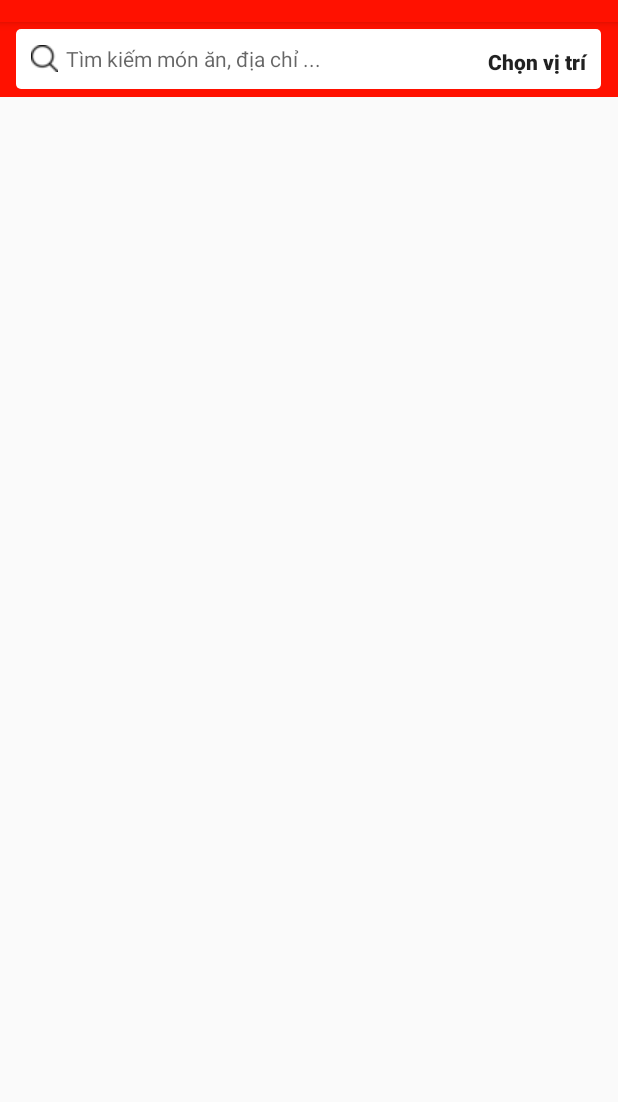
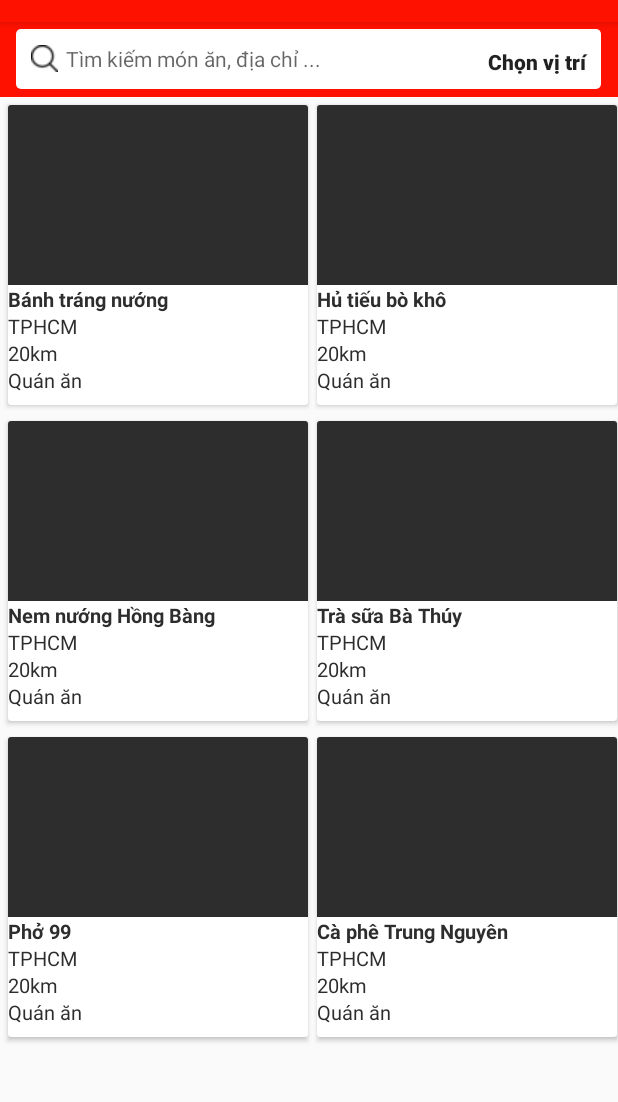
Before and after one commit to ngotam1899/Android-Group-Project, an Android app: the screen it shows after launch (MainActivity), on a phone screen of 412 x 824 dp, the part 62-1164 px from its top. Run offline under Robolectric (Android 15) with nearby library versions, the phone set to English and light mode, and no system bars.

Commit message:
Thêm sheet data

```diff
--- /dev/null
+++ b/Foody_07/app/src/main/java/hcmute/edu/vn/ngotam/sqliteimage/FoodApdater.java
@@ -0,0 +1,64 @@
+package hcmute.edu.vn.ngotam.sqliteimage;
+
+import android.content.Context;
+import android.graphics.Bitmap;
+import android.graphics.BitmapFactory;
+import android.view.LayoutInflater;
+import android.view.View;
+import android.view.ViewGroup;
+import android.widget.ImageView;
+import android.widget.TextView;
+
+import androidx.annotation.NonNull;
+import androidx.recyclerview.widget.RecyclerView;
+
+import java.util.List;
+
+public class FoodApdater extends RecyclerView.Adapter<FoodApdater.MyViewHolder> {
+    private Context context;
+    private List<Food> list;
+
+    public FoodApdater(Context context, List<Food> list) {
+        this.context = context;
+        this.list = list;
+    }
+
+    @NonNull
+    @Override
+    public MyViewHolder onCreateViewHolder(@NonNull ViewGroup parent, int viewType) {
+        View view;
+        LayoutInflater mInflater = LayoutInflater.from(context);
+        view = mInflater.inflate(R.layout.dong_do_vat_2, parent,false);
+        return new MyViewHolder(view);
+    }
+
+    @Override
+    public void onBindViewHolder(@NonNull MyViewHolder holder, int position) {
+        holder.txtName_2.setText((list.get(position).getTen()));
+        holder.txtAddress_2.setText((list.get(position).getDiaChi()));
+        holder.txtDistance_2.setText((list.get(position).getKhoangCach()));
+        holder.txtType_2.setText((list.get(position).getLoaiHinh()));
+        //chuyển byte[] sang chuổi bitmap
+        //byte[] hinhAnh=list.get(position).getHinh();
+        //Bitmap bitmap= BitmapFactory.decodeByteArray(hinhAnh,0,hinhAnh.length);
+        //holder.imageView.setImageBitmap(bitmap);
+    }
+
+    @Override
+    public int getItemCount() {
+        return list.size();
+    }
+
+    public class MyViewHolder extends RecyclerView.ViewHolder{
+        TextView txtName_2,txtAddress_2,txtDistance_2,txtType_2;
+        ImageView imageView;
+        public MyViewHolder(@NonNull View itemView) {
+            super(itemView);
+            txtName_2=(TextView)itemView.findViewById(R.id.txtName_2);
+            txtAddress_2=(TextView)itemView.findViewById(R.id.txtAddress_2);
+            txtDistance_2=(TextView)itemView.findViewById(R.id.txtDistance_2);
+            txtType_2=(TextView)itemView.findViewById(R.id.txtType_2);
+            imageView=(ImageView)itemView.findViewById(R.id.imgCustom_2);
+        }
+    }
+}
--- a/Foody_07/app/src/main/java/hcmute/edu/vn/ngotam/sqliteimage/MainActivity.java
+++ b/Foody_07/app/src/main/java/hcmute/edu/vn/ngotam/sqliteimage/MainActivity.java
@@ -1,6 +1,8 @@
 package hcmute.edu.vn.ngotam.sqliteimage;
 
 import androidx.appcompat.app.AppCompatActivity;
+import androidx.recyclerview.widget.GridLayoutManager;
+import androidx.recyclerview.widget.RecyclerView;
 
 import android.content.Intent;
 import android.database.Cursor;
@@ -11,12 +13,13 @@ import android.widget.ListView;
 import android.widget.TextView;
 
 import java.util.ArrayList;
+import java.util.List;
 
 public class MainActivity extends AppCompatActivity {
     Button btnCity;
     //Button btnThem;
     ListView listView;
-    ArrayList<Food> foodsList;
+    List<Food> foodsList;
     ThingAdapter adapter;
     public static Database database; //public static để class khác gọi đc
 
@@ -25,7 +28,18 @@ public class MainActivity extends AppCompatActivity {
         super.onCreate(savedInstanceState);
         setContentView(R.layout.activity_main);
         btnCity=(Button) findViewById(R.id.btnCity);
+        foodsList=new ArrayList<>();
+        foodsList.add(new Food(1,"Bánh tráng nướng","TPHCM","20km","Quán ăn",null));
+        foodsList.add(new Food(2,"Hủ tiếu bò khô","TPHCM","20km","Quán ăn",null));
+        foodsList.add(new Food(3,"Nem nướng Hồng Bàng","TPHCM","20km","Quán ăn",null));
+        foodsList.add(new Food(4,"Trà sữa Bà Thúy","TPHCM","20km","Quán ăn",null));
+        foodsList.add(new Food(5,"Phở 99","TPHCM","20km","Quán ăn",null));
+        foodsList.add(new Food(6,"Cà phê Trung Nguyên","TPHCM","20km","Quán ăn",null));
 
+        RecyclerView recyclerView=(RecyclerView)findViewById(R.id.recyclerView);
+        FoodApdater myAdapter=new FoodApdater(this,foodsList);
+        recyclerView.setLayoutManager(new GridLayoutManager(this,2));
+        recyclerView.setAdapter(myAdapter);
         //btnThem=(Button) findViewById(R.id.btnThem);
         /*
         listView=(ListView) findViewById(R.id.listView);
--- a/Foody_07/app/src/main/java/hcmute/edu/vn/ngotam/sqliteimage/ThingAdapter.java
+++ b/Foody_07/app/src/main/java/hcmute/edu/vn/ngotam/sqliteimage/ThingAdapter.java
@@ -49,16 +49,17 @@ public class ThingAdapter  extends BaseAdapter {
             holder=new ViewHolder();
             LayoutInflater inflater=(LayoutInflater) context.getSystemService(Context.LAYOUT_INFLATER_SERVICE);
             view=inflater.inflate(layout, null);
-            holder.txtTen=(TextView) view.findViewById(R.id.txtName);
-            holder.txtDiaChi=(TextView) view.findViewById(R.id.txtAddress);
-            holder.txtKhoangCach=(TextView) view.findViewById(R.id.txtDistance);
-            holder.txtLoaiHinh=(TextView) view.findViewById(R.id.txtType);
-            holder.imageView=(ImageView) view.findViewById(R.id.imgCustom);
+            holder.txtTen=(TextView) view.findViewById(R.id.txtName_2);
+            holder.txtDiaChi=(TextView) view.findViewById(R.id.txtAddress_2);
+            holder.txtKhoangCach=(TextView) view.findViewById(R.id.txtDistance_2);
+            holder.txtLoaiHinh=(TextView) view.findViewById(R.id.txtType_2);
+            holder.imageView=(ImageView) view.findViewById(R.id.imgCustom_2);
             view.setTag(holder);
         }
         else {
             holder=(ViewHolder) view.getTag();
         }
+        /*
         Food food=foodsList.get(i);
         holder.txtTen.setText(food.getTen());
         holder.txtDiaChi.setText(food.getDiaChi());
@@ -69,7 +70,7 @@ public class ThingAdapter  extends BaseAdapter {
         byte[] hinhAnh=food.getHinh();
         Bitmap bitmap= BitmapFactory.decodeByteArray(hinhAnh,0,hinhAnh.length);
         holder.imageView.setImageBitmap(bitmap);
-
+        */
         return view;
     }
 }
--- a/Foody_07/app/src/main/res/layout/activity_main.xml
+++ b/Foody_07/app/src/main/res/layout/activity_main.xml
@@ -6,7 +6,7 @@
     android:layout_width="match_parent"
     android:layout_height="match_parent"
     tools:context=".MainActivity"
-    android:orientation="horizontal">
+    android:orientation="vertical">
     <FrameLayout
         android:id="@+id/search_edit_frame"
         android:layout_width="match_parent"
@@ -54,12 +54,8 @@
         app:layout_constraintRight_toRightOf="parent"
         app:layout_constraintTop_toTopOf="parent" /-->
 
-    <ListView
-        android:id="@+id/listView"
-        android:layout_width="0dp"
-        android:layout_height="550dp"
-        app:layout_constraintBottom_toBottomOf="parent"
-        app:layout_constraintEnd_toEndOf="parent"
-        app:layout_constraintStart_toStartOf="parent"
-        app:layout_constraintTop_toBottomOf="@+id/search_edit_frame" />
+    <androidx.recyclerview.widget.RecyclerView
+        android:id="@+id/recyclerView"
+        android:layout_width="match_parent"
+        android:layout_height="match_parent" />
 </LinearLayout>
--- a/Foody_07/app/src/main/res/layout/dong_do_vat_2.xml
+++ b/Foody_07/app/src/main/res/layout/dong_do_vat_2.xml
@@ -1,5 +1,6 @@
 <?xml version="1.0" encoding="utf-8"?>
-<androidx.cardview.widget.CardView xmlns:android="http://schemas.android.com/apk/res/android"
+<androidx.cardview.widget.CardView
+    xmlns:android="http://schemas.android.com/apk/res/android"
     android:orientation="vertical"
     android:layout_width="200dp"
     android:layout_height="200dp"
@@ -9,26 +10,40 @@
         android:layout_width="match_parent"
         android:layout_height="match_parent">
         <ImageView
-            android:id="@+id/restaurant_img_id"
+            android:id="@+id/imgCustom_2"
             android:layout_width="match_parent"
             android:layout_height="120dp"
             android:scaleType="centerCrop"
             android:background="#2d2d2d"/>
 
         <TextView
-            android:id="@+id/restaurant_id"
+            android:id="@+id/txtName_2"
             android:layout_width="match_parent"
             android:layout_height="18dp"
-            android:text="Restaurant name"
+            android:text="Tên"
             android:textColor="#2d2d2d"
             android:textSize="13sp"
             android:textStyle="bold" />
         <TextView
-            android:id="@+id/restaurant_des"
+            android:id="@+id/txtAddress_2"
+            android:textSize="13sp"
+            android:textColor="#2d2d2d"
+            android:layout_width="match_parent"
+            android:layout_height="18dp"
+            android:text="Địa chỉ"/>
+        <TextView
+            android:id="@+id/txtDistance_2"
+            android:textSize="13sp"
+            android:textColor="#2d2d2d"
+            android:layout_width="match_parent"
+            android:layout_height="18dp"
+            android:text="Khoảng cách"/>
+        <TextView
+            android:id="@+id/txtType_2"
             android:textSize="13sp"
             android:textColor="#2d2d2d"
             android:layout_width="match_parent"
             android:layout_height="match_parent"
-            android:text="Restaurant Description"/>
+            android:text="Loại hình"/>
     </LinearLayout>
 </androidx.cardview.widget.CardView>
```
